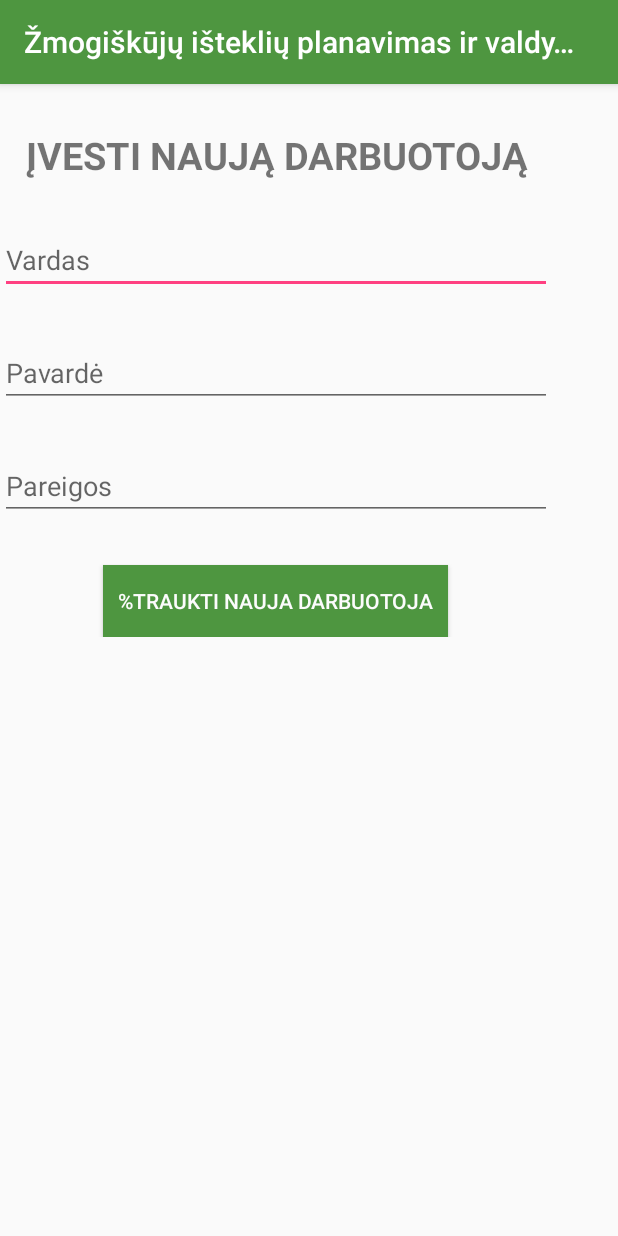
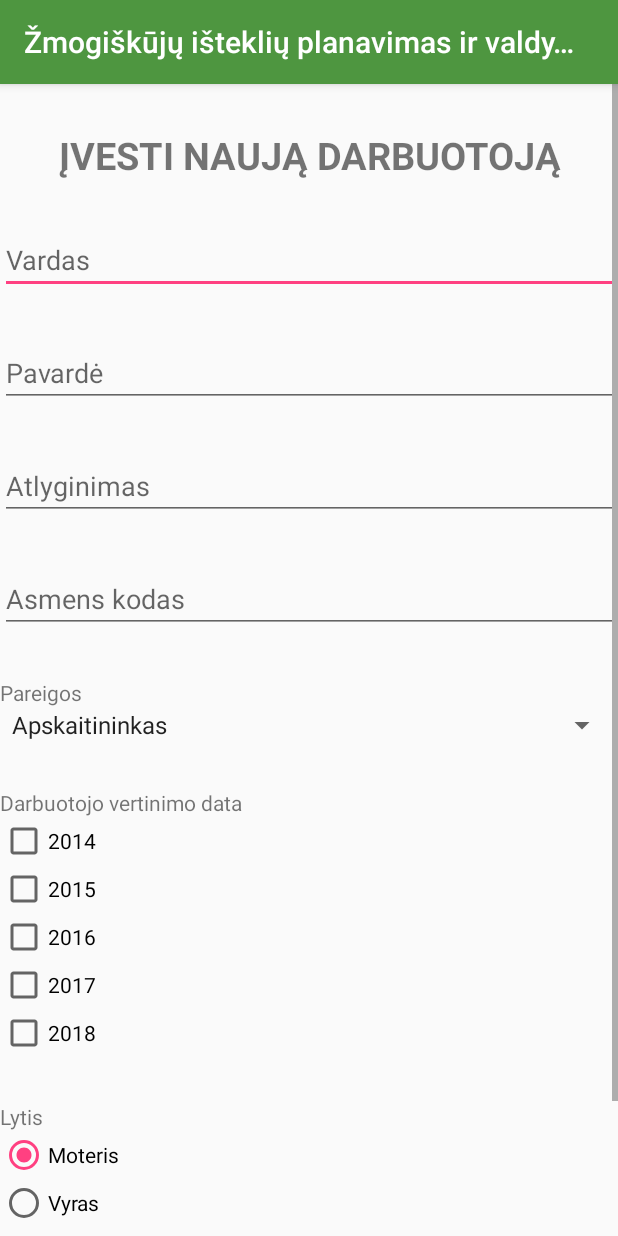
Before and after one commit to Indre1234/darbuotoju_sarasas, an Android app: the NewWorkActivity screen opened directly, with no data from a screen before it, on a phone screen of 412 x 824 dp. Run offline under Robolectric (Android 15) with nearby library versions, the phone set to English and light mode, and no system bars.

Commit message:
dar neveikia

```diff
--- a/app/src/main/java/com/byethost32/httpindre1234/darbuotoju_sarasas/NewWorkActivity.java
+++ b/app/src/main/java/com/byethost32/httpindre1234/darbuotoju_sarasas/NewWorkActivity.java
@@ -6,8 +6,14 @@ import android.os.AsyncTask;
 import android.support.v7.app.AppCompatActivity;
 import android.os.Bundle;
 import android.view.View;
+import android.widget.AdapterView;
+import android.widget.ArrayAdapter;
 import android.widget.Button;
+import android.widget.CheckBox;
 import android.widget.EditText;
+import android.widget.RadioButton;
+import android.widget.RadioGroup;
+import android.widget.Spinner;
 import android.widget.Toast;
 
 import java.io.BufferedReader;
@@ -19,27 +25,86 @@ public class NewWorkActivity extends AppCompatActivity {
     // kelias byethost iki register.php failiuko
     private static final String REGISTER_URL = "http://indre1234.byethost32.com/mobile/new_work.php";
 
+
     @Override
     protected void onCreate(Bundle savedInstanceState) {
         super.onCreate(savedInstanceState);
         setContentView(R.layout.activity_new_work);
 
+        final CheckBox rd_2014 = (CheckBox) findViewById(R.id.rd_2014);
+        final CheckBox rd_2015 = (CheckBox) findViewById(R.id.rd_2015);
+        final CheckBox rd_2016 = (CheckBox) findViewById(R.id.rd_2016);
+        final CheckBox rd_2017 = (CheckBox) findViewById(R.id.rd_2017);
+        final CheckBox rd_2018 = (CheckBox) findViewById(R.id.rd_2018);
+
+        final RadioGroup genders = (RadioGroup) findViewById(R.id.new_gender);
+        final RadioButton[] gender = new RadioButton[1];
+
+        final Spinner new_position = (Spinner) findViewById(R.id.new_position);
+
+        ArrayAdapter<CharSequence> adapter = ArrayAdapter.createFromResource(NewWorkActivity.this,
+                R.array.new_position, android.R.layout.simple_spinner_item);
+        adapter.setDropDownViewResource(android.R.layout.simple_spinner_dropdown_item);
+
+        new_position.setAdapter(adapter);
+
+
+
+
+
+
         Button entry_new_work = (Button) findViewById(R.id.new_work_entry_button);
         final EditText new_work_name = (EditText) findViewById(R.id.new_work_name);
         final EditText new_work_secondname = (EditText) findViewById(R.id.new_work_socondname);
 
-        final EditText new_position = (EditText) findViewById(R.id.new_position);
+        final EditText new_pay = (EditText) findViewById(R.id.new_pay);
+
+
+
 
 
 
         entry_new_work.setOnClickListener(new View.OnClickListener() {
             @Override
             public void onClick(View view) {
-                if (Validation.isValid(new_work_name.getText().toString()) && Validation.isValid(new_work_secondname.getText().toString()) && Validation.isValid(new_position.getText().toString())){
 
-                    registerUser(new_work_name.getText().toString(), new_work_secondname.getText().toString(), new_position.getText().toString());
+                int selectedID = genders.getCheckedRadioButtonId();
+                gender[0] = (RadioButton) findViewById(selectedID);
+
+
+
+                StringBuffer vData = new StringBuffer();
+                if (rd_2014.isChecked()) {
+                    vData.append(getResources().getString(R.string.rd_2014)).append(",");
+                }
+
+                if (rd_2015.isChecked()) {
+                    vData.append(getResources().getString(R.string.rd_2015)).append(" ");
+                }
+
+                if (rd_2016.isChecked()) {
+                    vData.append(getResources().getString(R.string.rd_2016)).append(" ");
+                }
+
+                if (rd_2017.isChecked()) {
+                    vData.append(getResources().getString(R.string.rd_2017)).append(" ");
+                }
+
+                if (rd_2018.isChecked()) {
+                    vData.append(getResources().getString(R.string.rd_2018)).append(" ");
+                }
+
+
+
+                Toast.makeText(NewWorkActivity.this,vData+"\n"+gender[0].getText().toString()+"\n"+new_position.getSelectedItem().toString(), Toast.LENGTH_LONG).show();
+
+                if (Validation.isValid(new_work_name.getText().toString()) && Validation.isValid(new_work_secondname.getText().toString())){
+
+                    registerUser(new_work_name.getText().toString(), new_work_secondname.getText().toString(), new_pay.getText().toString());
+
                     Intent goToSearchActivity = new Intent(NewWorkActivity.this, SearchActivity.class);
                     startActivity(goToSearchActivity);
+
                     Toast.makeText(NewWorkActivity.this, "Darbuotojas sekmingai įtrauktas į lentelę", Toast.LENGTH_LONG).show();
                 } else {
                     Toast.makeText(NewWorkActivity.this, "Blogai įvesti duomenys", Toast.LENGTH_LONG).show();
@@ -51,8 +116,8 @@ public class NewWorkActivity extends AppCompatActivity {
 
 
 
-    private void registerUser(String name, String secondname, String position) {
-        String urlSuffix = "?name="+name+"&secondname="+secondname+"&position="+position;
+    private void registerUser(String name, String secondname, String pay) {
+        String urlSuffix = "?name="+name+"&secondname="+secondname+"&pay="+pay;
         class RegisterUser extends AsyncTask<String, Void, String> {
 
             ProgressDialog loading;
--- a/app/src/main/java/com/byethost32/httpindre1234/darbuotoju_sarasas/User.java
+++ b/app/src/main/java/com/byethost32/httpindre1234/darbuotoju_sarasas/User.java
@@ -4,7 +4,7 @@ import android.content.Context;
 import android.content.SharedPreferences;
 
 
-public class User {
+ public class User {
 
     private String username, password, email;
     private static final String PREFERENCES_FILE_NAME = "com.byethost32.httpindre1234.darbuotoju_sarasas";
--- a/app/src/main/res/layout/activity_new_work.xml
+++ b/app/src/main/res/layout/activity_new_work.xml
@@ -1,17 +1,21 @@
 <?xml version="1.0" encoding="utf-8"?>
-<android.support.constraint.ConstraintLayout xmlns:android="http://schemas.android.com/apk/res/android"
+<LinearLayout xmlns:android="http://schemas.android.com/apk/res/android"
     xmlns:app="http://schemas.android.com/apk/res-auto"
     xmlns:tools="http://schemas.android.com/tools"
     android:layout_width="match_parent"
     android:layout_height="match_parent"
-    tools:context="com.byethost32.httpindre1234.darbuotoju_sarasas.NewWorkActivity">
+    tools:context="com.byethost32.httpindre1234.darbuotoju_sarasas.NewWorkActivity"
+    android:orientation="vertical">
 
-    <android.support.v7.widget.LinearLayoutCompat
-        android:layout_width="368dp"
+<ScrollView
+    android:layout_width="match_parent"
+    android:layout_height="wrap_content">
+
+    <LinearLayout
+        android:layout_width="match_parent"
         android:layout_height="wrap_content"
-        android:orientation="vertical"
-        tools:layout_editor_absoluteY="0dp"
-        tools:layout_editor_absoluteX="8dp">
+        android:orientation="vertical">
+
         <Space
             android:layout_width="match_parent"
             android:layout_height="30dp" />
@@ -55,18 +59,110 @@
 
 
         <EditText
-            android:id="@+id/new_position"
+            android:id="@+id/new_pay"
             android:layout_width="match_parent"
             android:layout_height="wrap_content"
-            android:hint="@string/new_position" />
+            android:hint="@string/new_pay"
+            android:inputType="number"/>
 
         <Space
             android:layout_width="match_parent"
             android:layout_height="30dp" />
 
+        <EditText
+            android:id="@+id/new_personal_code"
+            android:layout_width="match_parent"
+            android:layout_height="wrap_content"
+            android:hint="@string/new_personal_code"
+            android:inputType="numberSigned"/>
+        <Space
+            android:layout_width="match_parent"
+            android:layout_height="30dp" />
+
+        <TextView
+            android:layout_width="match_parent"
+            android:layout_height="wrap_content"
+            android:text="Pareigos"/>
 
 
-             <Button
+    <Spinner
+        android:id="@+id/new_position"
+        android:layout_width="match_parent"
+        android:layout_height="wrap_content"
+        android:entries="@array/new_position"/>
+
+
+        <Space
+            android:layout_width="match_parent"
+            android:layout_height="30dp" />
+
+        <TextView
+            android:layout_width="match_parent"
+            android:layout_height="wrap_content"
+            android:text="@string/new_work_rating_data"/>
+
+    <CheckBox
+        android:id="@+id/rd_2014"
+        android:layout_width="match_parent"
+        android:layout_height="wrap_content"
+        android:text="@string/rd_2014"/>
+    <CheckBox
+        android:id="@+id/rd_2015"
+        android:layout_width="match_parent"
+        android:layout_height="wrap_content"
+        android:text="@string/rd_2015"/>
+    <CheckBox
+        android:id="@+id/rd_2016"
+        android:layout_width="match_parent"
+        android:layout_height="wrap_content"
+        android:text="@string/rd_2016"/>
+    <CheckBox
+        android:id="@+id/rd_2017"
+        android:layout_width="match_parent"
+        android:layout_height="wrap_content"
+        android:text="@string/rd_2017"/>
+
+    <CheckBox
+        android:id="@+id/rd_2018"
+        android:layout_width="match_parent"
+        android:layout_height="wrap_content"
+        android:text="@string/rd_2018"/>
+
+
+
+
+    <Space
+        android:layout_width="match_parent"
+        android:layout_height="30dp" />
+
+<TextView
+    android:layout_width="match_parent"
+    android:layout_height="wrap_content"
+    android:text="@string/new_gender"/>
+    <RadioGroup
+            android:id="@+id/new_gender"
+            android:layout_width="match_parent"
+            android:layout_height="wrap_content"
+            android:text="@string/new_gender">
+
+            <RadioButton
+                android:id="@+id/women"
+                android:layout_width="match_parent"
+                android:layout_height="wrap_content"
+                android:text="@string/women"
+                android:checked="true"/>
+            <RadioButton
+                android:id="@+id/men"
+                android:layout_width="match_parent"
+                android:layout_height="wrap_content"
+                android:text="@string/men"/>
+        </RadioGroup>
+
+        <Space
+            android:layout_width="match_parent"
+            android:layout_height="30dp" />
+
+        <Button
             android:id="@+id/new_work_entry_button"
             android:layout_width="230dp"
             android:layout_height="wrap_content"
@@ -77,10 +173,19 @@
             android:background="@color/colorPrimary"
             android:textColor="@color/colorWhite" />
 
+        <Space
+            android:layout_width="match_parent"
+            android:layout_height="30dp" />
+
+    </LinearLayout>
+
+
+</ScrollView>
 
 
 
-    </android.support.v7.widget.LinearLayoutCompat>
 
 
-</android.support.constraint.ConstraintLayout>
+
+
+</LinearLayout>
--- a/app/src/main/res/values/strings.xml
+++ b/app/src/main/res/values/strings.xml
@@ -4,22 +4,43 @@
     <string name="login_username">Prisijungimo vardas</string>
     <string name="login_password">Slaptažodis</string>
     <string name="login_submit">Prisijungti</string>
+
     <string name="search_field">Įrašykite ko ieškote</string>
     <string name="search_button">Ieškoti</string>
+
     <string name="registration_username">Vartotojo vardas</string>
     <string name="registration_email">Vartotojo el. paštas</string>
     <string name="registration_password">Vartotojo slaptažodis</string>
     <string name="registration_finish_button">Registruoti naują vartotoją</string>
     <string name="registration_button">Registruotis</string>
+
     <string name="remember_me">Prisiminti mane</string>
+
     <string name="new_work_button">Įrašyti nauja darbuotoją</string>
     <string name="new_work_name">Vardas</string>
     <string name="new_secondname">Pavardė</string>
+
+
+    <string-array name="new_position">Pareigos
+        <item>Apskaitininkas</item>
+        <item>Buhalteris</item>
+        <item>Direktorius</item>
+    </string-array>
+
+
     <string name="new_personal_code">Asmens kodas</string>
-    <string name="new_position">Pareigos</string>
     <string name="new_pay">Atlyginimas</string>
+
     <string name="new_work_rating_data">Darbuotojo vertinimo data</string>
+<string name="rd_2014">2014</string>
+    <string name="rd_2015">2015</string>
+    <string name="rd_2016">2016</string>
+    <string name="rd_2017">2017</string>
+    <string name="rd_2018">2018</string>
+
     <string name="new_gender">Lytis</string>
-    <string name="new_entry_work_button">%traukti nauja darbuotoja</string>
+    <string name="women">Moteris</string>
+    <string name="men">Vyras</string>
+    <string name="new_entry_work_button">Įtraukti naują darbuotoją</string>
 
 </resources>
```
